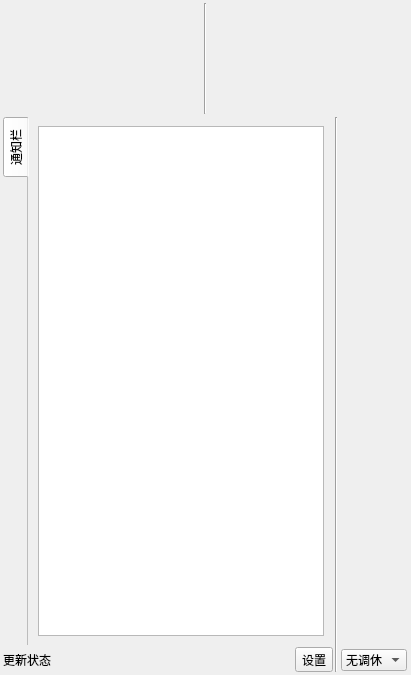
This is ui/mainwindow.ui in Return-Log/Education-Clock as Qt 5 draws it before an edit. The edited form follows.
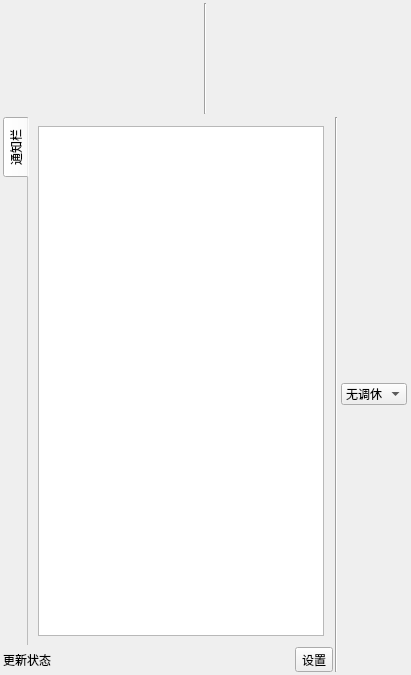
This is the edited form. Icons and pictures are not drawn.

Commit message: v5.1 课程表添加滚动文本显示

The edit to the form file:
```diff
--- a/ui/mainwindow.ui
+++ b/ui/mainwindow.ui
@@ -253,19 +253,6 @@
         <property name="bottomMargin">
          <number>1</number>
         </property>
-        <item>
-         <spacer name="verticalSpacer_2">
-          <property name="orientation">
-           <enum>Qt::Vertical</enum>
-          </property>
-          <property name="sizeHint" stdset="0">
-           <size>
-            <width>20</width>
-            <height>40</height>
-           </size>
-          </property>
-         </spacer>
-        </item>
         <item>
          <widget class="QComboBox" name="comboBox">
           <property name="insertPolicy">
```
The commit also changes 2 other files.
